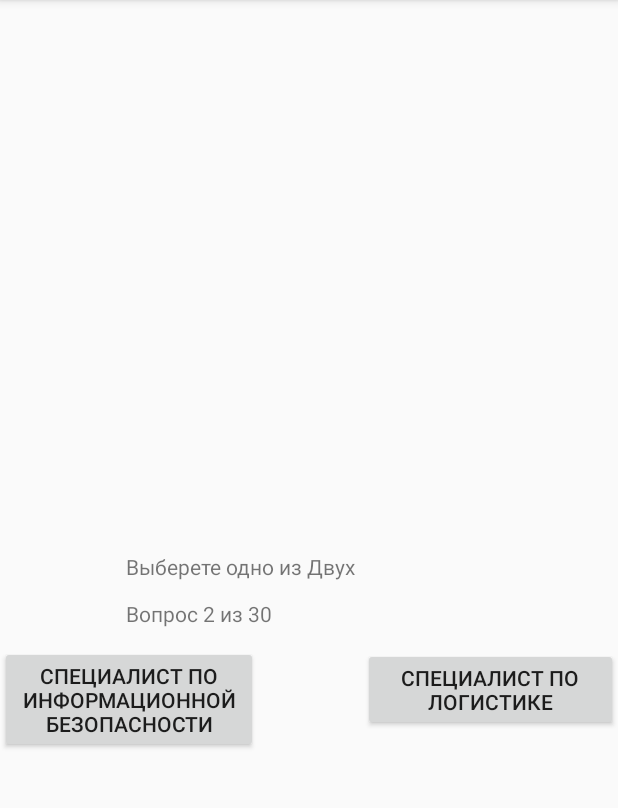
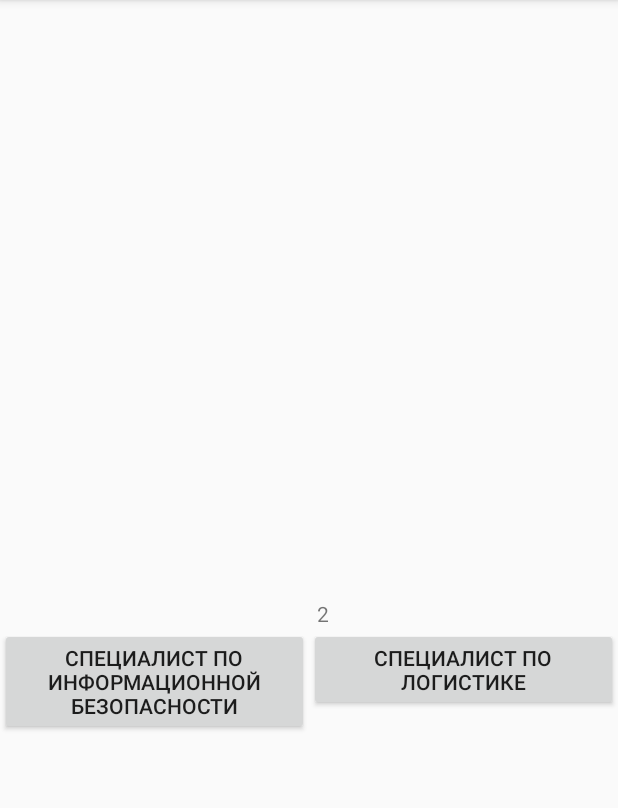
Before and after one commit to AlFilippov/StadyingMap, an Android app: the fragment ProfessionDefinition shown on its own in the app's theme, after a tap on "АВТОМЕХАНИК", on a phone screen of 412 x 824 dp, the part 84-892 px from its top. Run offline under Robolectric (Android 15) with nearby library versions, the phone set to English and light mode, and no system bars; our stand-ins replace data binding; 7 statements that could not run were skipped.

Commit message:
-Create DataBinding tech and  applying in ProfDef

```diff
--- a/app/build.gradle
+++ b/app/build.gradle
@@ -9,6 +9,9 @@ android {
         versionCode 1
         versionName "1.0"
         testInstrumentationRunner "android.support.test.runner.AndroidJUnitRunner"
+    }
+    dataBinding {
+        enabled = true
     }
     buildTypes {
         release {
--- /dev/null
+++ b/app/src/main/java/com/alphilippov/studyingmap/databind/ProfessionBinding.java
@@ -0,0 +1,79 @@
+package com.alphilippov.studyingmap.databind;
+
+import com.alphilippov.studyingmap.fragments.ProfessionDefinition;
+
+public class ProfessionBinding {
+    private String mTextChoiceQuestion;
+    private String mTextChangeQuestionOnePart;
+    private String mButtonOnePart;
+    private String mButtonTwoPart;
+private String mChangeQuestionTwoPart;
+private String mChangeQuestionThreePart;
+private String mChangeQuestionFourPart;
+
+    public ProfessionBinding(String textChoiceQuestion, String textChangeQuestionOnePart, String buttonOnePart, String buttonTwoPart, String changeQuestionTwoPart, String changeQuestionThreePart, String changeQuestionFourPart) {
+        mTextChoiceQuestion = textChoiceQuestion;
+        mTextChangeQuestionOnePart = textChangeQuestionOnePart;
+        mButtonOnePart = buttonOnePart;
+        mButtonTwoPart = buttonTwoPart;
+        mChangeQuestionTwoPart = changeQuestionTwoPart;
+        mChangeQuestionThreePart = changeQuestionThreePart;
+        mChangeQuestionFourPart = changeQuestionFourPart;
+    }
+
+    public String getTextChoiceQuestion() {
+        return mTextChoiceQuestion;
+    }
+
+    public void setTextChoiceQuestion(String textChoiceQuestion) {
+        mTextChoiceQuestion = textChoiceQuestion;
+    }
+
+    public String getTextChangeQuestionOnePart() {
+        return mTextChangeQuestionOnePart;
+    }
+
+    public void setTextChangeQuestionOnePart(String textChangeQuestionOnePart) {
+        mTextChangeQuestionOnePart = textChangeQuestionOnePart;
+    }
+
+    public String getButtonOnePart() {
+        return mButtonOnePart;
+    }
+
+    public void setButtonOnePart(String buttonOnePart) {
+        mButtonOnePart = buttonOnePart;
+    }
+
+    public String getButtonTwoPart() {
+        return mButtonTwoPart;
+    }
+
+    public void setButtonTwoPart(String buttonTwoPart) {
+        mButtonTwoPart = buttonTwoPart;
+    }
+
+    public String getChangeQuestionTwoPart() {
+        return mChangeQuestionTwoPart;
+    }
+
+    public void setChangeQuestionTwoPart(String changeQuestionTwoPart) {
+        mChangeQuestionTwoPart = changeQuestionTwoPart;
+    }
+
+    public String getChangeQuestionThreePart() {
+        return mChangeQuestionThreePart;
+    }
+
+    public void setChangeQuestionThreePart(String changeQuestionThreePart) {
+        mChangeQuestionThreePart = changeQuestionThreePart;
+    }
+
+    public String getChangeQuestionFourPart() {
+        return mChangeQuestionFourPart;
+    }
+
+    public void setChangeQuestionFourPart(String changeQuestionFourPart) {
+        mChangeQuestionFourPart = changeQuestionFourPart;
+    }
+}
--- a/app/src/main/java/com/alphilippov/studyingmap/fragments/ProfessionDefinition.java
+++ b/app/src/main/java/com/alphilippov/studyingmap/fragments/ProfessionDefinition.java
@@ -1,5 +1,6 @@
 package com.alphilippov.studyingmap.fragments;
 
+import android.databinding.DataBindingUtil;
 import android.os.Bundle;
 import android.support.annotation.NonNull;
 import android.support.annotation.Nullable;
@@ -9,13 +10,16 @@ import android.view.View;
 import android.view.ViewGroup;
 import android.widget.Button;
 import android.widget.TextView;
+
 import com.alphilippov.studyingmap.R;
+import com.alphilippov.studyingmap.databind.ProfessionBinding;
+import com.alphilippov.studyingmap.databinding.ProfessionDefinitionBinding;
 import com.alphilippov.studyingmap.utils.AppConfig;
 
 import java.util.ArrayList;
+import java.util.Arrays;
 import java.util.List;
 import java.util.stream.Collectors;
-
 
 
 public class ProfessionDefinition extends Fragment {
@@ -25,26 +29,30 @@ public class ProfessionDefinition extends Fragment {
     public List<String> mHighInterest = new ArrayList<>();
     public List<String> mMiddleInterest = new ArrayList<>();
     public List<String> mLowInterest = new ArrayList<>();
-    private int mQuestionList;
-    private  int mQuestionCount;
-
+    private int mQuestionCount;
+    private TextView mCountQue;
 
     @Nullable
     @Override
     public View onCreateView(@NonNull LayoutInflater inflater, @Nullable ViewGroup container, @Nullable Bundle savedInstanceState) {
-        View ProfDef = inflater.inflate(R.layout.profession_definition, container, false);
-        TextView oneOutOfTwo = ProfDef.findViewById(R.id.oneOutOfTwo);
-        TextView mCountQue = ProfDef.findViewById(R.id.countQuestion);
-        mQuestionList = ProfessionOnePart.size() + ProfessionTwoPart.size();
+        ProfessionDefinitionBinding binding = DataBindingUtil.inflate(inflater, R.layout.profession_definition, container, false);
+        binding.setProfessionalDefinitionDB(new ProfessionBinding("Выберете одно из двух",
+                "Вопрос",
+                "Автомеханик",
+                "Физиотерапевт",
+                " 1 ",
+                " из ",
+                " 30 "));
+
         initializeObjectProfession();
-        Button mOnePartButton = ProfDef.findViewById(R.id.OnePartButton);
-        Button mTwoPartButton = ProfDef.findViewById(R.id.TwoPartButton);
-
-        String format = getString(R.string.quest_profdef).concat(" ").concat(getString(R.string.quest_profdef_first).concat(getString(R.string.quest_profdef_continue)).concat(getString(R.string.quest_profdef_continue_two)));
+        int questionList = ProfessionOnePart.size() + ProfessionTwoPart.size();
+        mCountQue=binding.countQuestionTwoPart;
+        TextView quantityQuestion = binding.countQuestionFourPart;
+        Button mOnePartButton = binding.OnePartButton;
+        Button mTwoPartButton = binding.TwoPartButton;
         mOnePartButton.setText(ProfessionOnePart.get(0).getProfession());
         mTwoPartButton.setText(ProfessionTwoPart.get(0).getProfession());
-        mCountQue.setText(format);
-        if (mQuestionCount <= 30) {
+        if (mQuestionCount <= AppConfig.QUANTITY_QUESTIONS) {
             mOnePartButton.setOnClickListener(view -> {
                 if (mQuestionCount == 0) {
                     ProfessionThreePart.add(ProfessionOnePart.get(mQuestionCount));
@@ -57,8 +65,11 @@ public class ProfessionDefinition extends Fragment {
                     ProfessionThreePart.add(ProfessionOnePart.get(mQuestionCount));
                 }
                 mQuestionCount++;
-                String form =getString(R.string.quest_profdef).concat(" ")+mQuestionCount+" "+getString(R.string.quest_profdef_continue).concat(getString(R.string.quest_profdef_continue_two));
-                mCountQue.setText(form);
+                String s = String.valueOf(mQuestionCount);
+                mCountQue.setText(s);
+//                String form = getString(R.string.quest_profdef).concat(" ") + mQuestionCount + " " + getString(R.string.quest_profdef_continue).concat(getString(R.string.quest_profdef_continue_two));
+//                mCountQue.setText(form);
+                //   mCountQue.setText(form);
             });
             mTwoPartButton.findViewById(R.id.TwoPartButton);
             mTwoPartButton.setOnClickListener(view -> {
@@ -73,8 +84,10 @@ public class ProfessionDefinition extends Fragment {
                     ProfessionThreePart.add(ProfessionTwoPart.get(mQuestionCount));
                 }
                 mQuestionCount++;
-                String form =getString(R.string.quest_profdef).concat(" ")+mQuestionCount+" "+getString(R.string.quest_profdef_continue).concat(getString(R.string.quest_profdef_continue_two));
-                mCountQue.setText(form);
+                String s = String.valueOf(mQuestionCount);
+                mCountQue.setText(s);
+//                String form = getString(R.string.quest_profdef).concat(" ") + mQuestionCount + " " + getString(R.string.quest_profdef_continue).concat(getString(R.string.quest_profdef_continue_two));
+//                mCountQue.setText(form);
             });
             determineInteres();
 
@@ -82,7 +95,7 @@ public class ProfessionDefinition extends Fragment {
             // TODO: Переходим на следующий экран с выбором
 
         }
-        return ProfDef;
+        return binding.getRoot();
     }
 
     private void initializeObjectProfession() {
--- a/app/src/main/java/com/alphilippov/studyingmap/utils/AppConfig.java
+++ b/app/src/main/java/com/alphilippov/studyingmap/utils/AppConfig.java
@@ -11,5 +11,5 @@ public interface AppConfig {
     int OFFICE_GROUP = 4;
     int ENTREPRENEURIAL_GROUP = 5;
     int ARTISTIC_GROUP = 6;
-
+int QUANTITY_QUESTIONS=30;
 }
--- a/app/src/main/res/layout/profession_definition.xml
+++ b/app/src/main/res/layout/profession_definition.xml
@@ -1,46 +1,82 @@
 <?xml version="1.0" encoding="utf-8"?>
-<RelativeLayout xmlns:android="http://schemas.android.com/apk/res/android"
-    xmlns:tools="http://schemas.android.com/tools"
+<layout
+
+    xmlns:android="http://schemas.android.com/apk/res/android"
+    xmlns:tools="http://schemas.android.com/tools">
+    <data>
+    <variable
+        name="ProfessionalDefinitionDB"
+        type="com.alphilippov.studyingmap.databind.ProfessionBinding"
+        />
+    </data>
+    <RelativeLayout
     android:layout_width="match_parent"
     android:layout_height="match_parent">
 
-    <Button
+        <Button
 
-        android:id="@+id/OnePartButton"
+            android:id="@+id/OnePartButton"
+            android:layout_width="wrap_content"
+            android:layout_height="wrap_content"
+            android:layout_below="@+id/countQuestionOnePart"
+            android:layout_toLeftOf="@id/countQuestionOnePart"
+            android:text="@{ProfessionalDefinitionDB.buttonOnePart}" />
+        <Button
+            android:id="@+id/TwoPartButton"
+            android:layout_width="wrap_content"
+            android:layout_height="wrap_content"
+            android:layout_below="@+id/countQuestionOnePart"
+           android:layout_toRightOf="@id/countQuestionFourPart"
+            android:text="@{ProfessionalDefinitionDB.buttonTwoPart}" />
+        <TextView
+    android:id="@+id/oneOutOfTwo"
+    android:layout_width="wrap_content"
+    android:layout_height="31dp"
+    android:layout_centerInParent="true"
+    android:text="@{ProfessionalDefinitionDB.textChoiceQuestion}"
+    />
+
+    <TextView
+        android:id="@+id/countQuestionOnePart"
         android:layout_width="wrap_content"
         android:layout_height="wrap_content"
-        android:layout_below="@+id/countQuestion"
-        android:layout_marginTop="0dp"
-        android:layout_marginRight="-88dp"
-        android:layout_toLeftOf="@+id/oneOutOfTwo"
-        tools:layout_editor_absoluteX="81dp"
-        tools:layout_editor_absoluteY="354dp" />
+        android:layout_below="@+id/oneOutOfTwo"
+        android:layout_centerVertical="true"
+        android:layout_marginRight="5dp"
+        android:layout_alignLeft="@id/oneOutOfTwo"
+        android:text="@{ProfessionalDefinitionDB.textChangeQuestionOnePart}" />
 
     <TextView
-    android:id="@+id/oneOutOfTwo"
-    android:layout_width="244dp"
-    android:layout_height="31dp"
-    android:layout_centerInParent="true"
-    android:text="@string/mProfessionDef"
-    tools:layout_editor_absoluteX="156dp"
-    tools:layout_editor_absoluteY="253dp" />
-    <TextView
-        android:id="@+id/countQuestion"
-        android:layout_width="244dp"
-        android:layout_height="31dp"
-        android:layout_centerInParent="true"
-        android:layout_below="@+id/oneOutOfTwo"
-        android:text="Вопрос"
-      />
-
-    <Button
-        android:id="@+id/TwoPartButton"
+        android:id="@+id/countQuestionTwoPart"
         android:layout_width="wrap_content"
         android:layout_height="wrap_content"
-        android:layout_below="@+id/countQuestion"
-        android:layout_marginLeft="-86dp"
-        android:layout_marginTop="1dp"
-        android:layout_toRightOf="@+id/oneOutOfTwo"
-        tools:layout_editor_absoluteX="218dp"
-        tools:layout_editor_absoluteY="354dp" />
+        android:layout_below="@+id/oneOutOfTwo"
+        android:layout_centerInParent="true"
+        android:layout_marginRight="15dp"
+        android:layout_toRightOf="@+id/countQuestionOnePart"
+        android:text="@{ProfessionalDefinitionDB.changeQuestionTwoPart}" />
+
+    <TextView
+        android:id="@+id/countQuestionThreePart"
+        android:layout_width="wrap_content"
+        android:layout_height="wrap_content"
+        android:layout_below="@+id/oneOutOfTwo"
+        android:layout_centerInParent="true"
+        android:layout_toRightOf="@+id/countQuestionTwoPart"
+        android:text="@{ProfessionalDefinitionDB.changeQuestionThreePart}" />
+
+    <TextView
+        android:id="@+id/countQuestionFourPart"
+        android:layout_width="wrap_content"
+        android:layout_height="wrap_content"
+        android:layout_below="@+id/oneOutOfTwo"
+        android:layout_centerInParent="true"
+        android:layout_alignRight="@id/oneOutOfTwo"
+        android:text="@{ProfessionalDefinitionDB.changeQuestionFourPart}"
+
+
+        />
+
+
 </RelativeLayout>
+</layout>
--- a/build.gradle
+++ b/build.gradle
@@ -7,12 +7,13 @@ buildscript {
         jcenter()
     }
     dependencies {
-        classpath 'com.android.tools.build:gradle:3.3.1'
+        classpath 'com.android.tools.build:gradle:3.3.2'
 
 
         // NOTE: Do not place your application dependencies here; they belong
         // in the individual module build.gradle files
     }
+
 }
 
 allprojects {
```
Lines whose indentation alone changed are shown as unchanged.
